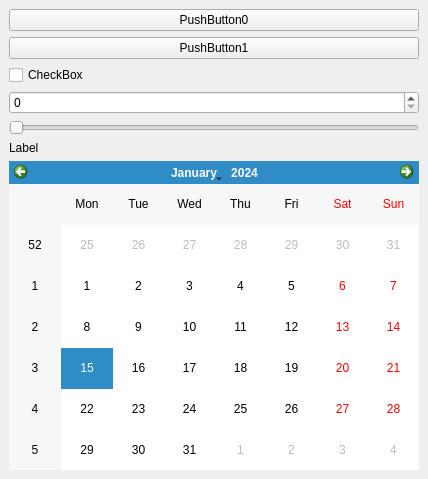
The window that src/SamplePluginPA10/src/SamplePlugin.ui (leesuro/ROVI1project) describes before a commit, drawn with Qt 5.
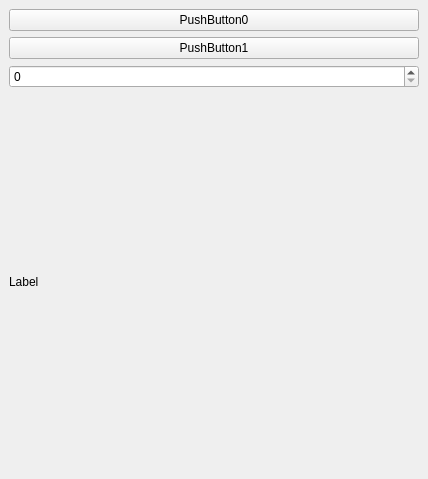
The same window after the commit.

Commit message: Solved problems

What changed in the file:
```diff
--- a/src/SamplePluginPA10/src/SamplePlugin.ui
+++ b/src/SamplePluginPA10/src/SamplePlugin.ui
@@ -31,23 +31,23 @@
         </property>
        </widget>
       </item>
-      <item>
+<!--       <item>
        <widget class="QCheckBox" name="_checkBox">
         <property name="text">
          <string>CheckBox</string>
         </property>
        </widget>
-      </item>
+      </item> -->
       <item>
        <widget class="QSpinBox" name="_spinBox"/>
       </item>
-      <item>
+<!--       <item>
        <widget class="QSlider" name="_slider">
         <property name="orientation">
          <enum>Qt::Horizontal</enum>
         </property>
        </widget>
-      </item>
+      </item> -->
       <item>
        <widget class="QLabel" name="_label">
         <property name="text">
@@ -55,9 +55,9 @@
         </property>
        </widget>
       </item>
-      <item>
+<!--       <item>
        <widget class="QCalendarWidget" name="_calendar"/>
-      </item>
+      </item> -->
      </layout>
     </item>
    </layout>
```
The commit also changes 2 other files.
